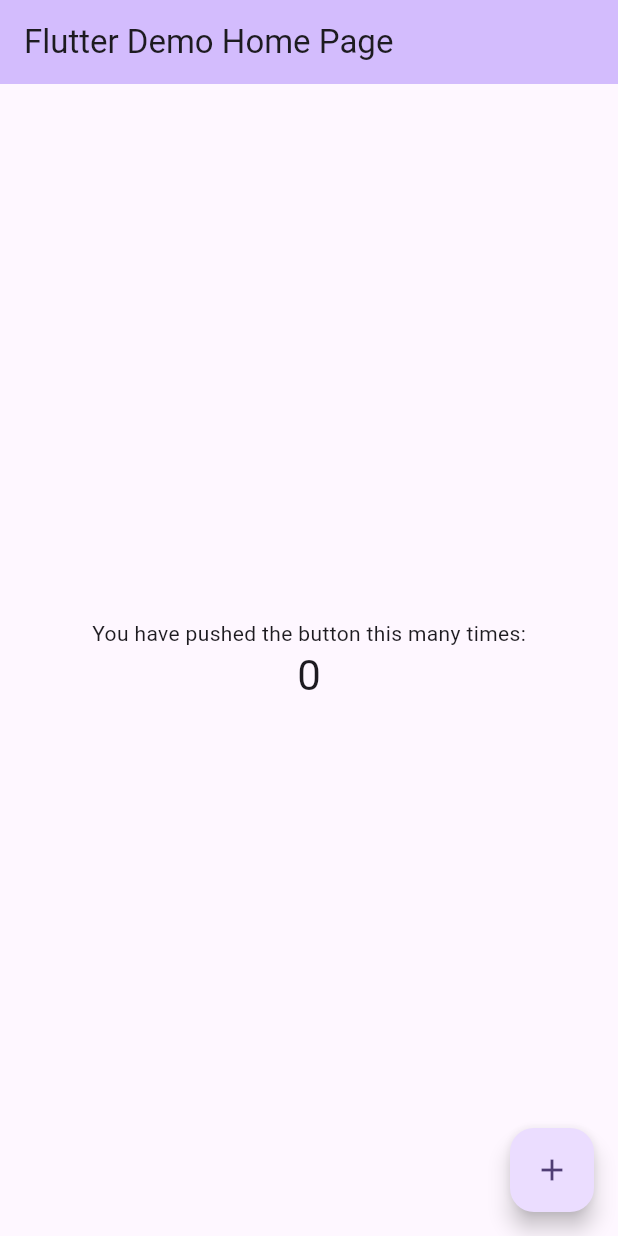
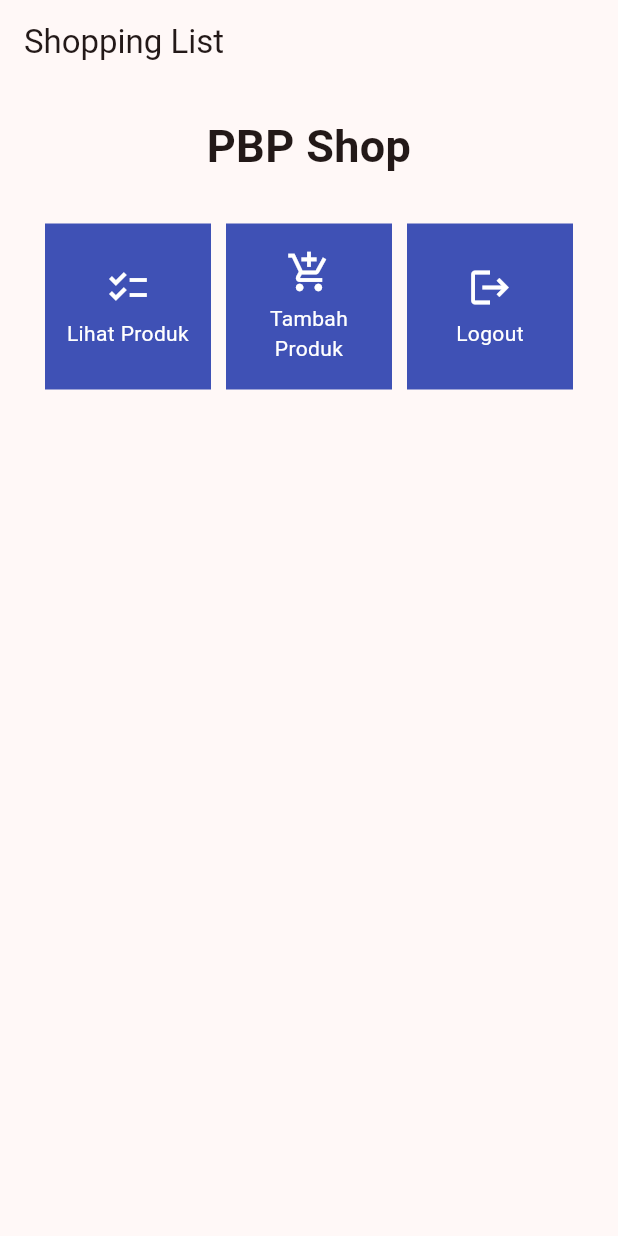
Before and after one commit to andhikarayhan/shopping-list-mobile, a Flutter app: the screen it shows after launch, on a phone screen of 412 x 824 dp. Run offline on Flutter 3.47's test engine with Material 2 defaults, Android fonts, the phone set to English and light mode, and no system bars.

Commit message:
Merapihkan struktur flutter

```diff
--- a/lib/main.dart
+++ b/lib/main.dart
@@ -1,4 +1,5 @@
 import 'package:flutter/material.dart';
+import 'package:shopping_list/menu.dart';
 
 void main() {
   runApp(const MyApp());
@@ -28,98 +29,10 @@ class MyApp extends StatelessWidget {
         //
         // This works for code too, not just values: Most code changes can be
         // tested with just a hot reload.
-        colorScheme: ColorScheme.fromSeed(seedColor: Colors.deepPurple),
+        colorScheme: ColorScheme.fromSeed(seedColor: Colors.red),
         useMaterial3: true,
       ),
-      home: const MyHomePage(title: 'Flutter Demo Home Page'),
+      home: const MyHomePage(),
     );
   }
 }
-
-class MyHomePage extends StatefulWidget {
-  const MyHomePage({super.key, required this.title});
-
-  // This widget is the home page of your application. It is stateful, meaning
-  // that it has a State object (defined below) that contains fields that affect
-  // how it looks.
-
-  // This class is the configuration for the state. It holds the values (in this
-  // case the title) provided by the parent (in this case the App widget) and
-  // used by the build method of the State. Fields in a Widget subclass are
-  // always marked "final".
-
-  final String title;
-
-  @override
-  State<MyHomePage> createState() => _MyHomePageState();
-}
-
-class _MyHomePageState extends State<MyHomePage> {
-  int _counter = 0;
-
-  void _incrementCounter() {
-    setState(() {
-      // This call to setState tells the Flutter framework that something has
-      // changed in this State, which causes it to rerun the build method below
-      // so that the display can reflect the updated values. If we changed
-      // _counter without calling setState(), then the build method would not be
-      // called again, and so nothing would appear to happen.
-      _counter++;
-    });
-  }
-
-  @override
-  Widget build(BuildContext context) {
-    // This method is rerun every time setState is called, for instance as done
-    // by the _incrementCounter method above.
-    //
-    // The Flutter framework has been optimized to make rerunning build methods
-    // fast, so that you can just rebuild anything that needs updating rather
-    // than having to individually change instances of widgets.
-    return Scaffold(
-      appBar: AppBar(
-        // TRY THIS: Try changing the color here to a specific color (to
-        // Colors.amber, perhaps?) and trigger a hot reload to see the AppBar
-        // change color while the other colors stay the same.
-        backgroundColor: Theme.of(context).colorScheme.inversePrimary,
-        // Here we take the value from the MyHomePage object that was created by
-        // the App.build method, and use it to set our appbar title.
-        title: Text(widget.title),
-      ),
-      body: Center(
-        // Center is a layout widget. It takes a single child and positions it
-        // in the middle of the parent.
-        child: Column(
-          // Column is also a layout widget. It takes a list of children and
-          // arranges them vertically. By default, it sizes itself to fit its
-          // children horizontally, and tries to be as tall as its parent.
-          //
-          // Column has various properties to control how it sizes itself and
-          // how it positions its children. Here we use mainAxisAlignment to
-          // center the children vertically; the main axis here is the vertical
-          // axis because Columns are vertical (the cross axis would be
-          // horizontal).
-          //
-          // TRY THIS: Invoke "debug painting" (choose the "Toggle Debug Paint"
-          // action in the IDE, or press "p" in the console), to see the
-          // wireframe for each widget.
-          mainAxisAlignment: MainAxisAlignment.center,
-          children: <Widget>[
-            const Text(
-              'You have pushed the button this many times:',
-            ),
-            Text(
-              '$_counter',
-              style: Theme.of(context).textTheme.headlineMedium,
-            ),
-          ],
-        ),
-      ),
-      floatingActionButton: FloatingActionButton(
-        onPressed: _incrementCounter,
-        tooltip: 'Increment',
-        child: const Icon(Icons.add),
-      ), // This trailing comma makes auto-formatting nicer for build methods.
-    );
-  }
-}
--- /dev/null
+++ b/lib/menu.dart
@@ -0,0 +1,121 @@
+import 'package:flutter/material.dart';
+
+class MyHomePage extends StatelessWidget {
+  const MyHomePage({Key? key}) : super(key: key);
+
+  // This widget is the home page of your application. It is stateful, meaning
+  // that it has a State object (defined below) that contains fields that affect
+  // how it looks.
+
+  // This class is the configuration for the state. It holds the values (in this
+  // case the title) provided by the parent (in this case the App widget) and
+  // used by the build method of the State. Fields in a Widget subclass are
+  // always marked "final".
+  @override
+    Widget build(BuildContext context) {
+        return Scaffold(
+      appBar: AppBar(
+        title: const Text(
+          'Shopping List',
+        ),
+      ),
+      body: SingleChildScrollView(
+        // Widget wrapper yang dapat discroll
+        child: Padding(
+          padding: const EdgeInsets.all(10.0), // Set padding dari halaman
+          child: Column(
+            // Widget untuk menampilkan children secara vertikal
+            children: <Widget>[
+              const Padding(
+                padding: EdgeInsets.only(top: 10.0, bottom: 10.0),
+                // Widget Text untuk menampilkan tulisan dengan alignment center dan style yang sesuai
+                child: Text(
+                  'PBP Shop', // Text yang menandakan toko
+                  textAlign: TextAlign.center,
+                  style: TextStyle(
+                    fontSize: 30,
+                    fontWeight: FontWeight.bold,
+                  ),
+                ),
+              ),
+              // Grid layout
+              GridView.count(
+                // Container pada card kita.
+                primary: true,
+                padding: const EdgeInsets.all(20),
+                crossAxisSpacing: 10,
+                mainAxisSpacing: 10,
+                crossAxisCount: 3,
+                shrinkWrap: true,
+                children: items.map((ShopItem item) {
+                  // Iterasi untuk setiap item
+                  return ShopCard(item);
+                }).toList(),
+              ),
+            ],
+          ),
+        ),
+      ),
+    );
+    }
+}
+
+final List<ShopItem> items = [
+    ShopItem("Lihat Produk", Icons.checklist),
+    ShopItem("Tambah Produk", Icons.add_shopping_cart),
+    ShopItem("Logout", Icons.logout),
+];
+
+
+
+class ShopItem {
+  final String name;
+  final IconData icon;
+
+  ShopItem(this.name, this.icon);
+}
+
+class ShopCard extends StatelessWidget {
+  final ShopItem item;
+
+  const ShopCard(this.item, {super.key}); // Constructor
+
+  @override
+  Widget build(BuildContext context) {
+    return Material(
+      color: Colors.indigo,
+      child: InkWell(
+        // Area responsive terhadap sentuhan
+        onTap: () {
+          // Memunculkan SnackBar ketika diklik
+          ScaffoldMessenger.of(context)
+            ..hideCurrentSnackBar()
+            ..showSnackBar(SnackBar(
+                content: Text("Kamu telah menekan tombol ${item.name}!")));
+        },
+        child: Container(
+          // Container untuk menyimpan Icon dan Text
+          padding: const EdgeInsets.all(8),
+          child: Center(
+            child: Column(
+              mainAxisAlignment: MainAxisAlignment.center,
+              children: [
+                Icon(
+                  item.icon,
+                  color: Colors.white,
+                  size: 30.0,
+                ),
+                const Padding(padding: EdgeInsets.all(3)),
+                Text(
+                  item.name,
+                  textAlign: TextAlign.center,
+                  style: const TextStyle(color: Colors.white),
+                ),
+              ],
+            ),
+          ),
+        ),
+      ),
+    );
+  }
+}
```
